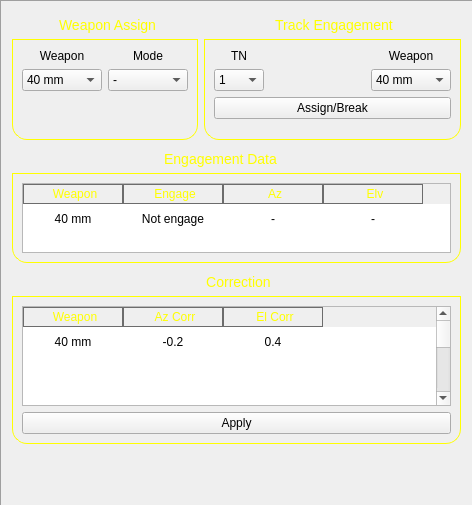
MiftahSalam/FA-FCS-2020-HMI, file framewap.ui: the form before one commit.
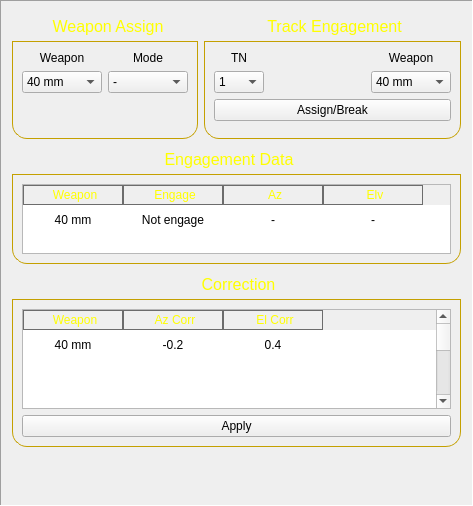
The form after the commit.

```diff
--- a/framewap.ui
+++ b/framewap.ui
@@ -55,9 +55,9 @@
        <property name="styleSheet">
         <string notr="true">QGroupBox {
     border: 1px solid gray;
-    border-color: yellow;
-    margin-top: 27px;
-    font-size: 14px;
+    border-color: rgb(196, 160, 0);
+    margin-top: 29px;
+    font-size: 16px;
     border-bottom-left-radius: 15px;
     border-bottom-right-radius: 15px;
 }
@@ -166,9 +166,9 @@
        <property name="styleSheet">
         <string notr="true">QGroupBox {
     border: 1px solid gray;
-    border-color: yellow;
-    margin-top: 27px;
-    font-size: 14px;
+    border-color: rgb(196, 160, 0);
+    margin-top: 29px;
+    font-size: 16px;
     border-bottom-left-radius: 15px;
     border-bottom-right-radius: 15px;
 }
@@ -336,9 +336,9 @@
      <property name="styleSheet">
       <string notr="true">QGroupBox {
     border: 1px solid gray;
-    border-color: yellow;
-    margin-top: 27px;
-    font-size: 14px;
+    border-color: rgb(196, 160, 0);
+    margin-top: 29px;
+    font-size: 16px;
     border-bottom-left-radius: 15px;
     border-bottom-right-radius: 15px;
 }
@@ -500,9 +500,9 @@
      <property name="styleSheet">
       <string notr="true">QGroupBox {
     border: 1px solid gray;
-    border-color: yellow;
-    margin-top: 27px;
-    font-size: 14px;
+    border-color: rgb(196, 160, 0);
+    margin-top: 29px;
+    font-size: 16px;
     border-bottom-left-radius: 15px;
     border-bottom-right-radius: 15px;
 }
```
